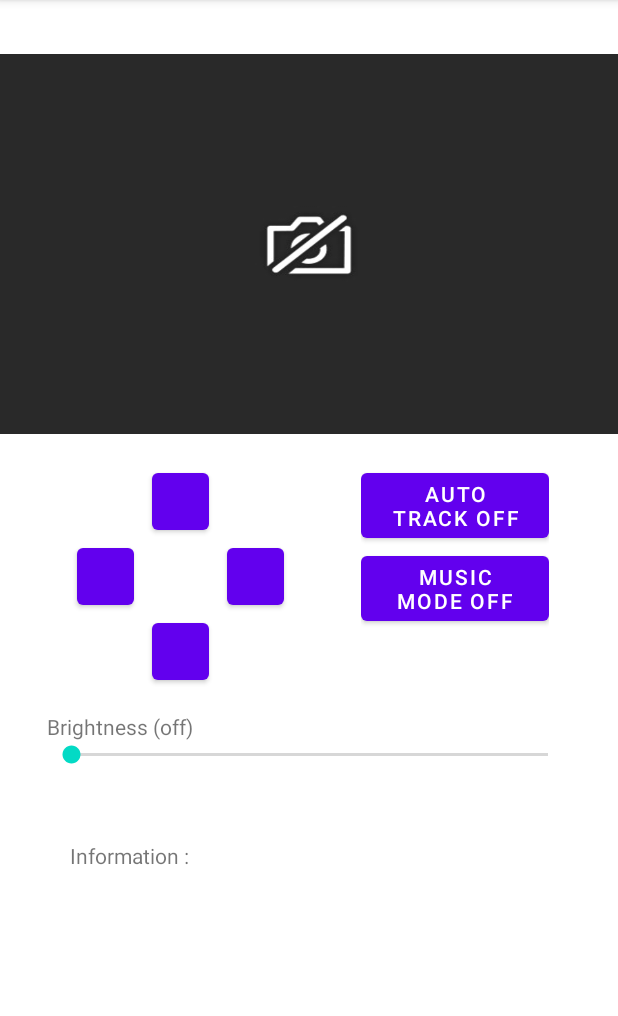
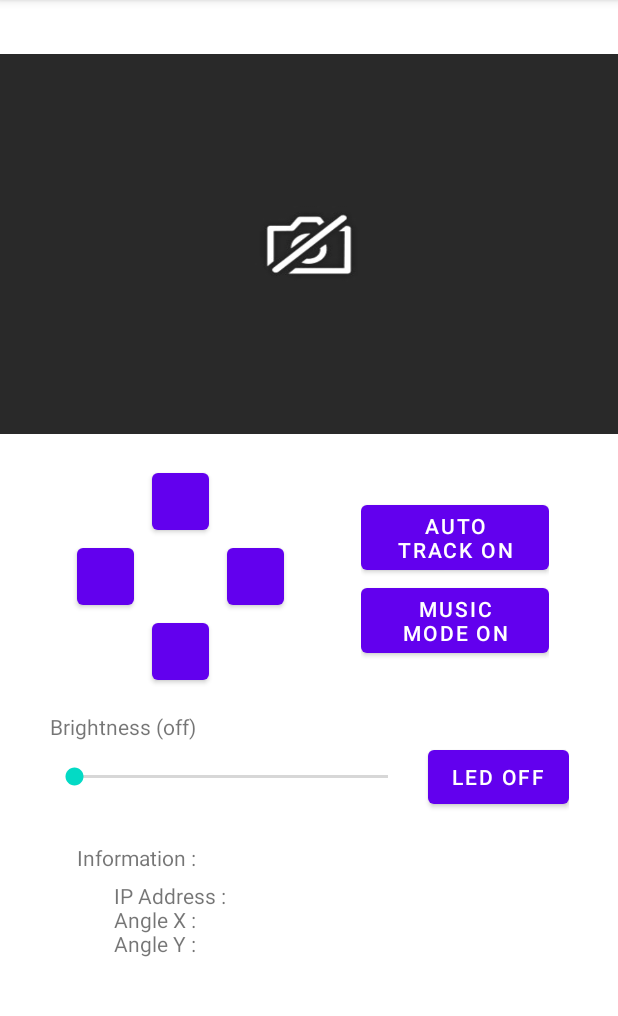
Before and after one commit to Shift2Ace/KPD_Project_2.0, an Android app: the screen it shows after launch (MainActivity), on a phone screen of 412 x 824 dp, the part 84-1100 px from its top. Run offline under Robolectric (Android 15) with nearby library versions, the phone set to English and light mode, and no system bars.

```diff
--- a/app/src/main/java/com/example/kpd_project_20/MainActivity.java
+++ b/app/src/main/java/com/example/kpd_project_20/MainActivity.java
@@ -3,6 +3,7 @@ package com.example.kpd_project_20;
 import androidx.annotation.NonNull;
 import androidx.appcompat.app.AppCompatActivity;
 
+import android.annotation.SuppressLint;
 import android.bluetooth.BluetoothAdapter;
 import android.content.Intent;
 import android.os.Bundle;
@@ -12,17 +13,24 @@ import android.view.MenuInflater;
 import android.view.MenuItem;
 import android.graphics.Bitmap;
 import android.graphics.BitmapFactory;
+import android.view.View;
+import android.widget.Button;
 import android.widget.ImageView;
+import android.widget.SeekBar;
+import android.widget.TextView;
 
 
-
-public class MainActivity extends AppCompatActivity {
+public class MainActivity extends AppCompatActivity implements View.OnClickListener {
 
     ImageView view;
     static String TAG = "Main Activity";
     static Boolean updateImage = false;
     private static byte[] imageData;
     Bitmap bmp;
+    Button b_up, b_down, b_left, b_right, b_music, b_lightOff;
+    SeekBar sb_brightness;
+    TextView tv_brightness;
+
 
 
     @Override
@@ -49,7 +57,46 @@ public class MainActivity extends AppCompatActivity {
                 }
             }
         }).start();
+
+        b_up = findViewById(R.id.button_up);
+        b_down = findViewById(R.id.button_down);
+        b_left = findViewById(R.id.button_left);
+        b_right = findViewById(R.id.button_right);
+        b_music = findViewById(R.id.button_musicMode);
+        b_lightOff = findViewById(R.id.button_lightOff);
+        tv_brightness = (TextView)findViewById(R.id.tv_brightness);
+        sb_brightness = (SeekBar)findViewById(R.id.sb_brightness);
+
+        b_up.setOnClickListener(this);
+        b_down.setOnClickListener(this);
+        b_left.setOnClickListener(this);
+        b_right.setOnClickListener(this);
+        b_music.setOnClickListener(this);
+        b_lightOff.setOnClickListener(this);
+
+        sb_brightness.setOnSeekBarChangeListener(new SeekBar.OnSeekBarChangeListener() {
+            @Override
+            public void onProgressChanged(SeekBar seekBar, int progress, boolean fromUser) {
+                Log.d(TAG,"Seekbar change : "+progress);
+                ATL.brightness = progress;
+                udpService.send("LED_L:"+progress);
+                tv_brightness.setText("Brightness ("+progress+"/255)");
+            }
+
+            @Override
+            public void onStartTrackingTouch(SeekBar seekBar) {
+                udpService.send("LED_L:"+ATL.brightness);
+            }
+
+            @Override
+            public void onStopTrackingTouch(SeekBar seekBar) {
+
+            }
+        });
     }
+
+
+
     @Override
     public boolean onCreateOptionsMenu(Menu menu) {
         MenuInflater inflater = getMenuInflater();
@@ -63,7 +110,7 @@ public class MainActivity extends AppCompatActivity {
             case R.id.add_device:
                 if (checkBT()){
                     openAddDevice();
-                };
+                }
                 return true;
             case R.id.target_device:
                 openTargetDevice();
@@ -103,4 +150,50 @@ public class MainActivity extends AppCompatActivity {
         imageData = data;
         updateImage = true;
     }
+
+    @Override
+    public void onClick(View v) {
+        switch (v.getId()){
+            case R.id.button_up:
+                ATL.angleY += 5;
+                if (ATL.angleY > 180){
+                    ATL.angleY = 180;
+                }
+                Log.d(TAG,"Up button : "+ATL.angleY);
+                udpService.send("Servo_Y:"+ATL.angleY);
+                break;
+            case R.id.button_down:
+                ATL.angleY -= 5;
+                if (ATL.angleY < 0){
+                    ATL.angleY = 0;
+                }
+                Log.d(TAG,"Down button : "+ATL.angleY);
+                udpService.send("Servo_Y:"+ATL.angleY);
+                break;
+            case R.id.button_left:
+                ATL.angleX -= 5;
+                if (ATL.angleX < 0){
+                    ATL.angleX = 0;
+                }
+                Log.d(TAG,"Left button : "+ATL.angleX);
+                udpService.send("Servo_X:"+ATL.angleX);
+                break;
+            case R.id.button_right:
+                ATL.angleX += 5;
+                if (ATL.angleX > 180){
+                    ATL.angleX = 180;
+                }
+                Log.d(TAG,"Right button : "+ATL.angleX);
+                udpService.send("Servo_X:"+ATL.angleX);
+                break;
+            case R.id.button_musicMode:
+                Log.d(TAG,"Music mode button");
+                break;
+            case R.id.button_lightOff:
+                Log.d(TAG,"Light off button");
+                udpService.send("LED_L:"+0);
+                tv_brightness.setText("Brightness (off)");
+                break;
+        }
+    }
 }
--- a/app/src/main/java/com/example/kpd_project_20/UdpServer.java
+++ b/app/src/main/java/com/example/kpd_project_20/UdpServer.java
@@ -38,6 +38,7 @@ public class UdpServer {
                                 Log.i(TAG, "data receive : UDP_OK");
                                 Log.d(TAG,"Connect Successfully");
                                 connect_state = true;
+                                ATL.ipAddress = udpService.addr.toString();
                                 return;
                             default:
                                 if (dp.getLength() == 1460 &&
--- a/app/src/main/res/layout/activity_main.xml
+++ b/app/src/main/res/layout/activity_main.xml
@@ -3,7 +3,7 @@
     xmlns:app="http://schemas.android.com/apk/res-auto"
     xmlns:tools="http://schemas.android.com/tools"
     android:layout_width="match_parent"
-    android:layout_height="wrap_content"
+    android:layout_height="match_parent"
     tools:context=".MainActivity">
 
     <ImageView
@@ -50,7 +50,7 @@
                         android:layout_height="wrap_content" />
 
                     <Button
-                        android:id="@+id/button2"
+                        android:id="@+id/button_up"
                         android:layout_width="50dp"
                         android:layout_height="50dp"
                         android:insetLeft="6dp"
@@ -67,7 +67,7 @@
                     android:layout_height="match_parent">
 
                     <Button
-                        android:id="@+id/button5"
+                        android:id="@+id/button_left"
                         android:layout_width="50dp"
                         android:layout_height="50dp"
                         android:insetLeft="6dp"
@@ -78,7 +78,7 @@
                         android:layout_height="wrap_content" />
 
                     <Button
-                        android:id="@+id/button4"
+                        android:id="@+id/button_right"
                         android:layout_width="50dp"
                         android:layout_height="50dp"
                         android:insetLeft="6dp"
@@ -95,7 +95,7 @@
                         android:layout_height="wrap_content" />
 
                     <Button
-                        android:id="@+id/button7"
+                        android:id="@+id/button_down"
                         android:layout_width="50dp"
                         android:layout_height="50dp"
                         android:insetLeft="6dp"
@@ -118,17 +118,21 @@
                 android:layout_height="match_parent"
                 android:orientation="vertical">
 
+                <Space
+                    android:layout_width="match_parent"
+                    android:layout_height="21dp" />
+
                 <Button
                     android:id="@+id/button8"
                     android:layout_width="match_parent"
                     android:layout_height="wrap_content"
-                    android:text="Auto Track Off" />
+                    android:text="Auto Track On" />
 
                 <Button
-                    android:id="@+id/button9"
+                    android:id="@+id/button_musicMode"
                     android:layout_width="match_parent"
                     android:layout_height="wrap_content"
-                    android:text="Music Mode Off" />
+                    android:text="Music Mode On" />
 
             </LinearLayout>
 
@@ -142,8 +146,8 @@
 
     <LinearLayout
         android:id="@+id/linearLayout3"
-        android:layout_width="350dp"
-        android:layout_height="66dp"
+        android:layout_width="346dp"
+        android:layout_height="wrap_content"
         android:layout_marginTop="15dp"
         android:orientation="vertical"
         app:layout_constraintEnd_toEndOf="parent"
@@ -151,25 +155,54 @@
         app:layout_constraintTop_toBottomOf="@+id/linearLayout2">
 
         <TextView
-            android:id="@+id/textView2"
+            android:id="@+id/tv_brightness"
             android:layout_width="match_parent"
             android:layout_height="wrap_content"
             android:text="Brightness (off)" />
 
-        <SeekBar
-            android:id="@+id/seekBar3"
+        <LinearLayout
             android:layout_width="match_parent"
-            android:layout_height="wrap_content" />
+            android:layout_height="match_parent"
+            android:orientation="horizontal">
+
+            <SeekBar
+                android:id="@+id/sb_brightness"
+                android:layout_width="241dp"
+                android:layout_height="match_parent"
+                android:max="255"
+                android:min="1" />
+
+            <Space
+                android:layout_width="wrap_content"
+                android:layout_height="wrap_content"
+                android:layout_weight="1" />
+
+            <Button
+                android:id="@+id/button_lightOff"
+                android:layout_width="wrap_content"
+                android:layout_height="wrap_content"
+                android:text="LED off" />
+        </LinearLayout>
+
     </LinearLayout>
 
     <TextView
         android:id="@+id/textView6"
-        android:layout_width="319dp"
-        android:layout_height="98dp"
+        android:layout_width="310dp"
+        android:layout_height="25dp"
         android:layout_marginTop="20dp"
         android:text="Information :"
         app:layout_constraintEnd_toEndOf="parent"
         app:layout_constraintStart_toStartOf="parent"
         app:layout_constraintTop_toBottomOf="@+id/linearLayout3" />
 
+    <TextView
+        android:id="@+id/info_context"
+        android:layout_width="260dp"
+        android:layout_height="wrap_content"
+        android:text="IP Address : \nAngle X : \nAngle Y : "
+        app:layout_constraintEnd_toEndOf="parent"
+        app:layout_constraintStart_toStartOf="parent"
+        app:layout_constraintTop_toBottomOf="@+id/textView6" />
+
 </androidx.constraintlayout.widget.ConstraintLayout>
```
Also changed, not shown: app/src/main/java/com/example/kpd_project_20/ATL.java (added, +8 -0 lines), app/src/main/java/com/example/kpd_project_20/udpService.java (+10 -8 lines).
